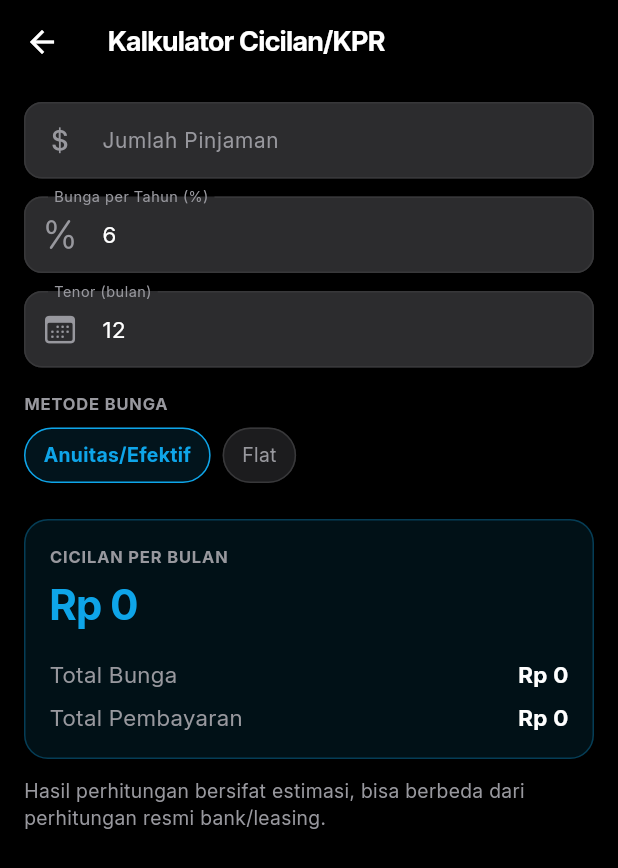
After one commit to Alif-Fikri/asoyy, a Flutter app: the screen it shows after launch, after a tap on "Kalkulator Cicilan/KPR", on a phone screen of 412 x 824 dp. The commit adds this screen. Shown: the top 868 px of the screen. Run offline on Flutter 3.47's test engine with Material 3 defaults, Android fonts, the phone set to English and light mode, and no system bars; our stand-ins replace equatable, file_picker, fl_chart, flutter_bloc, flutter_local_notifications, flutter_timezone and 7 more; missing offline and left inert: alarm, encrypt, home_widget; accounts and stored records are empty; network calls fail; statements that could not run were skipped.

Commit message:
feat: add loan/mortgage installment calculator (Kalkulator Cicilan/KPR)
Supports annuity (effective) and flat interest methods, with
thousand-separator formatting on the amount input.

```diff
--- a/lib/core/constants/app_colors.dart
+++ b/lib/core/constants/app_colors.dart
@@ -23,6 +23,7 @@ abstract class AppColors {
   static const Color debtColor = Color(0xFF06B6D4);
   static const Color subscriptionColor = Color(0xFF6366F1);
   static const Color backupColor = Color(0xFF64748B);
+  static const Color loanCalcColor = Color(0xFF0EA5E9);
 
   static const Color income = Color(0xFF10B981);
   static const Color expense = Color(0xFFEF4444);
--- a/lib/core/l10n/app_strings.dart
+++ b/lib/core/l10n/app_strings.dart
@@ -207,6 +207,19 @@ abstract class AppStrings {
   String fin_budget_near(String category);
 
   String get calc_title;
+  String get loan_calc_title;
+  String get loan_calc_amount;
+  String get loan_calc_rate;
+  String get loan_calc_rate_hint;
+  String get loan_calc_tenor;
+  String get loan_calc_tenor_hint;
+  String get loan_calc_method;
+  String get loan_calc_method_annuity;
+  String get loan_calc_method_flat;
+  String get loan_calc_monthly_installment;
+  String get loan_calc_total_interest;
+  String get loan_calc_total_payment;
+  String get loan_calc_disclaimer;
   String get search_title;
   String get search_hint;
   String get search_prompt_title;
--- a/lib/core/l10n/strings_en.dart
+++ b/lib/core/l10n/strings_en.dart
@@ -209,6 +209,19 @@ class StringsEn extends AppStrings {
   @override String fin_budget_near(String category) => 'Budget for $category is almost used up';
 
   @override String get calc_title => 'Calculator';
+  @override String get loan_calc_title => 'Loan/Mortgage Calculator';
+  @override String get loan_calc_amount => 'Loan Amount';
+  @override String get loan_calc_rate => 'Annual Interest Rate (%)';
+  @override String get loan_calc_rate_hint => 'e.g. 6.5';
+  @override String get loan_calc_tenor => 'Tenor (months)';
+  @override String get loan_calc_tenor_hint => 'e.g. 60';
+  @override String get loan_calc_method => 'Interest Method';
+  @override String get loan_calc_method_annuity => 'Annuity/Effective';
+  @override String get loan_calc_method_flat => 'Flat';
+  @override String get loan_calc_monthly_installment => 'Monthly Installment';
+  @override String get loan_calc_total_interest => 'Total Interest';
+  @override String get loan_calc_total_payment => 'Total Payment';
+  @override String get loan_calc_disclaimer => 'Results are estimates and may differ from official bank/leasing calculations.';
   @override String get search_title => 'Search';
   @override String get search_hint => 'Search transactions, events, passwords, alarms...';
   @override String get search_prompt_title => 'Search anything';
--- a/lib/core/l10n/strings_id.dart
+++ b/lib/core/l10n/strings_id.dart
@@ -209,6 +209,19 @@ class StringsId extends AppStrings {
   @override String fin_budget_near(String category) => 'Budget $category hampir habis';
 
   @override String get calc_title => 'Kalkulator';
+  @override String get loan_calc_title => 'Kalkulator Cicilan/KPR';
+  @override String get loan_calc_amount => 'Jumlah Pinjaman';
+  @override String get loan_calc_rate => 'Bunga per Tahun (%)';
+  @override String get loan_calc_rate_hint => 'Contoh: 6.5';
+  @override String get loan_calc_tenor => 'Tenor (bulan)';
+  @override String get loan_calc_tenor_hint => 'Contoh: 60';
+  @override String get loan_calc_method => 'Metode Bunga';
+  @override String get loan_calc_method_annuity => 'Anuitas/Efektif';
+  @override String get loan_calc_method_flat => 'Flat';
+  @override String get loan_calc_monthly_installment => 'Cicilan per Bulan';
+  @override String get loan_calc_total_interest => 'Total Bunga';
+  @override String get loan_calc_total_payment => 'Total Pembayaran';
+  @override String get loan_calc_disclaimer => 'Hasil perhitungan bersifat estimasi, bisa berbeda dari perhitungan resmi bank/leasing.';
   @override String get search_title => 'Pencarian';
   @override String get search_hint => 'Cari transaksi, event, password, alarm...';
   @override String get search_prompt_title => 'Cari apa saja';
--- a/lib/features/home/presentation/pages/home_page.dart
+++ b/lib/features/home/presentation/pages/home_page.dart
@@ -13,6 +13,7 @@ import '../../../alarm/presentation/pages/alarm_page.dart';
 import '../../../calculator/presentation/pages/calculator_page.dart';
 import '../../../calendar/presentation/pages/calendar_page.dart';
 import '../../../converter/presentation/pages/converter_page.dart';
+import '../../../loan_calculator/presentation/pages/loan_calculator_page.dart';
 import '../../../finance/presentation/bloc/finance_bloc.dart';
 import '../../../finance/presentation/bloc/finance_state.dart';
 import '../../../finance/presentation/pages/finance_page.dart';
@@ -345,6 +346,11 @@ class _FeatureMenu extends StatelessWidget {
         onTap: () => openFeature(context, const ConverterPage()),
       ),
       _MenuItemData(
+        asset: 'assets/images/menu_loan.png',
+        label: s.loan_calc_title,
+        onTap: () => openFeature(context, const LoanCalculatorPage()),
+      ),
+      _MenuItemData(
         asset: 'assets/images/menu_finance.png',
         label: s.nav_finance,
         onTap: () => openFeature(context, const FinancePage()),
--- /dev/null
+++ b/lib/features/loan_calculator/domain/loan_calc.dart
@@ -0,0 +1,57 @@
+enum LoanInterestMethod { annuity, flat }
+
+class LoanCalcResult {
+  final double monthlyInstallment;
+  final double totalInterest;
+  final double totalPayment;
+
+  const LoanCalcResult({
+    required this.monthlyInstallment,
+    required this.totalInterest,
+    required this.totalPayment,
+  });
+}
+
+LoanCalcResult calculateLoan({
+  required double principal,
+  required double annualRatePercent,
+  required int tenorMonths,
+  required LoanInterestMethod method,
+}) {
+  if (principal <= 0 || tenorMonths <= 0) {
+    return const LoanCalcResult(monthlyInstallment: 0, totalInterest: 0, totalPayment: 0);
+  }
+
+  final monthlyRate = annualRatePercent / 100 / 12;
+
+  if (method == LoanInterestMethod.flat) {
+    final monthlyInterest = principal * monthlyRate;
+    final monthlyInstallment = principal / tenorMonths + monthlyInterest;
+    final totalPayment = monthlyInstallment * tenorMonths;
+    final totalInterest = totalPayment - principal;
+    return LoanCalcResult(
+      monthlyInstallment: monthlyInstallment,
+      totalInterest: totalInterest,
+      totalPayment: totalPayment,
+    );
+  }
+
+  double monthlyInstallment;
+  if (monthlyRate == 0) {
+    monthlyInstallment = principal / tenorMonths;
+  } else {
+    final factor = (1 + monthlyRate);
+    var powFactor = 1.0;
+    for (var i = 0; i < tenorMonths; i++) {
+      powFactor *= factor;
+    }
+    monthlyInstallment = principal * monthlyRate * powFactor / (powFactor - 1);
+  }
+  final totalPayment = monthlyInstallment * tenorMonths;
+  final totalInterest = totalPayment - principal;
+  return LoanCalcResult(
+    monthlyInstallment: monthlyInstallment,
+    totalInterest: totalInterest,
+    totalPayment: totalPayment,
+  );
+}
--- /dev/null
+++ b/lib/features/loan_calculator/presentation/pages/loan_calculator_page.dart
@@ -0,0 +1,184 @@
+import 'package:flutter/cupertino.dart';
+import 'package:flutter/material.dart';
+import 'package:intl/intl.dart';
+import '../../../../core/constants/app_colors.dart';
+import '../../../../core/l10n/app_localizations.dart';
+import '../../../../core/theme/app_color_theme.dart';
+import '../../../../core/theme/design_tokens.dart';
+import '../../../../core/widgets/app_chip.dart';
+import '../../../../core/widgets/app_text_field.dart';
+import '../../../../core/widgets/nexus_app_bar.dart';
+import '../../../../core/utils/thousand_separator_formatter.dart';
+import '../../domain/loan_calc.dart';
+
+class LoanCalculatorPage extends StatefulWidget {
+  const LoanCalculatorPage({super.key});
+
+  @override
+  State<LoanCalculatorPage> createState() => _LoanCalculatorPageState();
+}
+
+class _LoanCalculatorPageState extends State<LoanCalculatorPage> {
+  final _amountCtrl = TextEditingController();
+  final _rateCtrl = TextEditingController(text: '6');
+  final _tenorCtrl = TextEditingController(text: '12');
+  LoanInterestMethod _method = LoanInterestMethod.annuity;
+
+  @override
+  void dispose() {
+    _amountCtrl.dispose();
+    _rateCtrl.dispose();
+    _tenorCtrl.dispose();
+    super.dispose();
+  }
+
+  double _parse(String text) => double.tryParse(text.replaceAll(',', '.')) ?? 0;
+
+  double _parseAmount(String text) => double.tryParse(text.replaceAll('.', '')) ?? 0;
+
+  @override
+  Widget build(BuildContext context) {
+    final c = context.colors;
+    final s = context.strings;
+    final fmt = NumberFormat.currency(locale: 'id_ID', symbol: 'Rp ', decimalDigits: 0);
+
+    final principal = _parseAmount(_amountCtrl.text);
+    final rate = _parse(_rateCtrl.text);
+    final tenor = int.tryParse(_tenorCtrl.text) ?? 0;
+    final result = calculateLoan(
+      principal: principal,
+      annualRatePercent: rate,
+      tenorMonths: tenor,
+      method: _method,
+    );
+
+    return Scaffold(
+      backgroundColor: c.background,
+      appBar: NexusAppBar(title: s.loan_calc_title),
+      body: SafeArea(
+        child: ListView(
+          padding: EdgeInsets.fromLTRB(
+            Insets.lg,
+            Insets.md,
+            Insets.lg,
+            MediaQuery.of(context).padding.bottom + Insets.xxl,
+          ),
+          children: [
+            AppTextField(
+              label: s.loan_calc_amount,
+              controller: _amountCtrl,
+              keyboardType: TextInputType.number,
+              prefixIcon: CupertinoIcons.money_dollar,
+              inputFormatters: [ThousandSeparatorFormatter()],
+              onChanged: (_) => setState(() {}),
+            ),
+            const SizedBox(height: Insets.md),
+            AppTextField(
+              label: s.loan_calc_rate,
+              hint: s.loan_calc_rate_hint,
+              controller: _rateCtrl,
+              keyboardType: const TextInputType.numberWithOptions(decimal: true),
+              prefixIcon: CupertinoIcons.percent,
+              onChanged: (_) => setState(() {}),
+            ),
+            const SizedBox(height: Insets.md),
+            AppTextField(
+              label: s.loan_calc_tenor,
+              hint: s.loan_calc_tenor_hint,
+              controller: _tenorCtrl,
+              keyboardType: TextInputType.number,
+              prefixIcon: CupertinoIcons.calendar,
+              onChanged: (_) => setState(() {}),
+            ),
+            const SizedBox(height: Insets.lg),
+            Text(
+              s.loan_calc_method.toUpperCase(),
+              style: AppType.label.copyWith(color: c.textSecondary),
+            ),
+            const SizedBox(height: Insets.sm),
+            Wrap(
+              spacing: Insets.sm,
+              children: [
+                AppChip(
+                  label: s.loan_calc_method_annuity,
+                  isSelected: _method == LoanInterestMethod.annuity,
+                  color: AppColors.loanCalcColor,
+                  onTap: () => setState(() => _method = LoanInterestMethod.annuity),
+                ),
+                AppChip(
+                  label: s.loan_calc_method_flat,
+                  isSelected: _method == LoanInterestMethod.flat,
+                  color: AppColors.loanCalcColor,
+                  onTap: () => setState(() => _method = LoanInterestMethod.flat),
+                ),
+              ],
+            ),
+            const SizedBox(height: Insets.xl),
+            Container(
+              width: double.infinity,
+              padding: const EdgeInsets.all(Insets.lg),
+              decoration: BoxDecoration(
+                color: AppColors.loanCalcColor.withValues(alpha: 0.1),
+                borderRadius: BorderRadius.circular(Radii.lg),
+                border: Border.all(
+                  color: AppColors.loanCalcColor.withValues(alpha: 0.3),
+                ),
+              ),
+              child: Column(
+                crossAxisAlignment: CrossAxisAlignment.start,
+                children: [
+                  Text(
+                    s.loan_calc_monthly_installment.toUpperCase(),
+                    style: AppType.label.copyWith(color: c.textSecondary),
+                  ),
+                  const SizedBox(height: Insets.xs),
+                  Text(
+                    fmt.format(result.monthlyInstallment),
+                    style: AppType.display.copyWith(color: AppColors.loanCalcColor),
+                  ),
+                  const SizedBox(height: Insets.lg),
+                  _ResultRow(
+                    label: s.loan_calc_total_interest,
+                    value: fmt.format(result.totalInterest),
+                  ),
+                  const SizedBox(height: Insets.sm),
+                  _ResultRow(
+                    label: s.loan_calc_total_payment,
+                    value: fmt.format(result.totalPayment),
+                  ),
+                ],
+              ),
+            ),
+            const SizedBox(height: Insets.md),
+            Text(
+              s.loan_calc_disclaimer,
+              style: AppType.caption.copyWith(color: c.textSecondary, height: 1.4),
+            ),
+          ],
+        ),
+      ),
+    );
+  }
+}
+
+class _ResultRow extends StatelessWidget {
+  final String label;
+  final String value;
+
+  const _ResultRow({required this.label, required this.value});
+
+  @override
+  Widget build(BuildContext context) {
+    final c = context.colors;
+    return Row(
+      mainAxisAlignment: MainAxisAlignment.spaceBetween,
+      children: [
+        Text(label, style: AppType.body.copyWith(color: c.textSecondary)),
+        Text(
+          value,
+          style: AppType.body.copyWith(color: c.textPrimary, fontWeight: FontWeight.w600),
+        ),
+      ],
+    );
+  }
+}
```
Also changed, not shown: assets/images/menu_loan.png (added).
